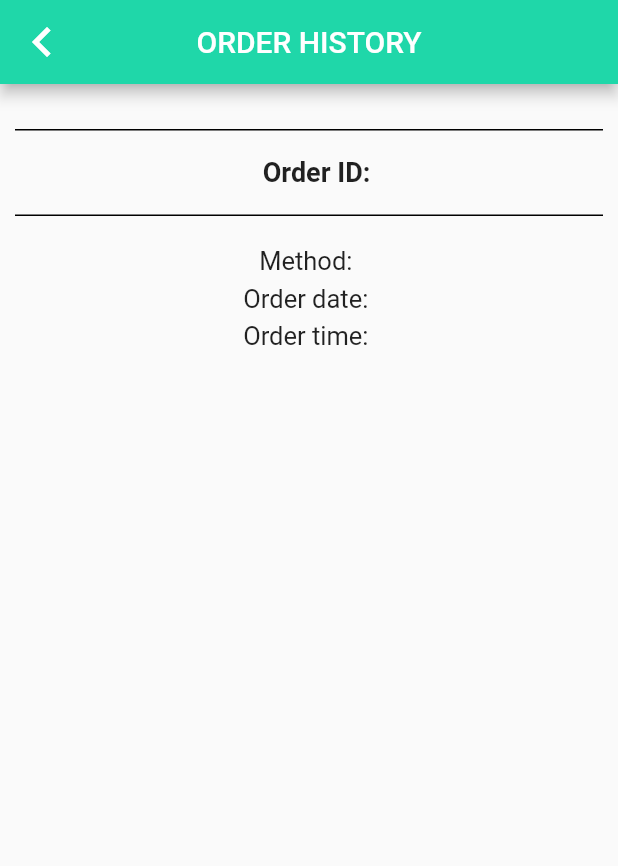
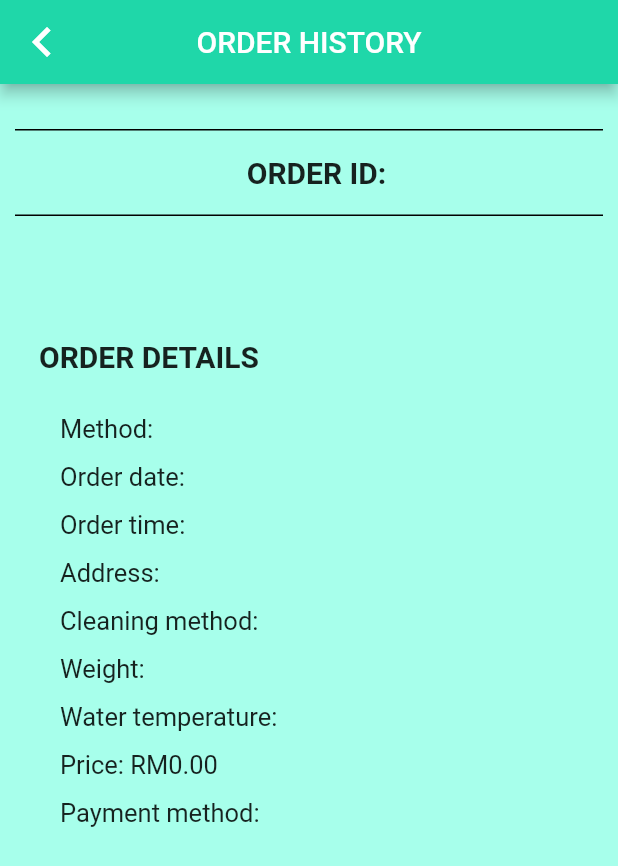
Before and after one commit to MAP-20212022-Yeoja-section1/SuperLaundry, a Flutter app: the ViewOrderHistoryBody screen opened directly with empty values, on a phone screen of 412 x 824 dp. Shown: the top 866 px of the screen. Run offline on Flutter 3.47's test engine with Material 2 defaults, Android fonts, the phone set to English and light mode, and no system bars; our stand-ins replace cloud_firestore, firebase_auth, firebase_core, flutter_native_splash, fluttertoast, get_it and 1 more; accounts and stored records are empty.

Commit message:
Super Laundy #18 #19 #20

```diff
--- a/lib/app/routes.dart
+++ b/lib/app/routes.dart
@@ -2,6 +2,7 @@ import 'package:flutter/material.dart';
 import 'package:superlaundry/ui/screens/home_customer/mainmenu_screen.dart';
 import 'package:superlaundry/ui/screens/home_deliveryman/mainmenuD_screen.dart';
 import 'package:superlaundry/ui/screens/home_manager/mainmenuM_screen.dart';
+import 'package:superlaundry/ui/screens/order_history/orderhistory_screen.dart';
 import '../ui/screens/home/home_screen.dart';
 import '../ui/screens/registration/registration_screen.dart';
 import '../ui/screens/login/login_screen.dart';
@@ -17,6 +18,7 @@ class Routes {
   static const String manRoute = '/manager_Home';
   static const String delRoute = '/deliveryman_Home';
   static const String addOrderRoute = '/add_order';
+  static const String orderHistoryRoute = '/order_history';
 
   static Route<dynamic>? createRoute(settings) {
     switch (settings.name) {
@@ -36,6 +38,8 @@ class Routes {
         return mainMenuDScreen.route();
       case addOrderRoute:
         return AddOrderScreen.route();
+      case orderHistoryRoute:
+        return OrderHistoryScreen.route();
     }
     return null;
   }
--- a/lib/app/service_locator.dart
+++ b/lib/app/service_locator.dart
@@ -14,7 +14,6 @@ import 'package:superlaundry/ui/screens/laundry_service/cleanmethod/viewCleanMet
 import 'package:superlaundry/ui/screens/laundry_service/deliverymethod/viewDeliveryMethod/deliveryser_viewmodel.dart';
 import 'package:superlaundry/ui/screens/laundry_service/washingmachine/viewWashingMachine/washingmachine_viewmodel.dart';
 import 'package:superlaundry/ui/screens/order_history/orderhistory_viewmodel.dart';
-import 'package:superlaundry/ui/screens/order_history/vieworderhistory/vieworderhistory_viewmodel.dart';
 import '../services/laundryservice/delivery_service.dart';
 import '../ui/screens/home/home_viewmodel.dart';
 import '../ui/screens/registration/registration_viewmodel.dart';
--- a/lib/models/order.dart
+++ /dev/null
@@ -1,33 +0,0 @@
-import 'package:cloud_firestore/cloud_firestore.dart';
-
-class OrderModel {
-  String orderId;
-  String date;
-  String method;
-  String userId;
-  String time;
-
-  OrderModel(
-      {this.userId = "",
-      this.orderId = "",
-      this.method = "",
-      this.date = "",
-      this.time = ""});
-
-  static OrderModel fromJson(Map<String, dynamic> json) => OrderModel(
-      orderId: json["orderId"],
-      method: json['method'],
-      date: json['date'],
-      userId: json['userId'],
-      time: json['time']);
-
-  Map<String, dynamic> toJson() {
-    return {
-      "orderId": orderId,
-      "method": method,
-      "date": date,
-      "userId": userId,
-      "time": time,
-    };
-  }
-}
--- a/lib/services/orderhistory/orderhistory_service.dart
+++ b/lib/services/orderhistory/orderhistory_service.dart
@@ -1,12 +1,13 @@
 import 'package:cloud_firestore/cloud_firestore.dart';
 import 'package:firebase_auth/firebase_auth.dart';
-import 'package:superlaundry/models/order.dart';
+// import 'package:superlaundry/models/order.dart';
+import 'package:superlaundry/models/orders.dart';
 // import 'package:superlaundry/models/user.dart';
 // import 'package:superlaundry/services/registration/login_service.dart';
 // import 'package:superlaundry/app/service_locator.dart';
 
 abstract class OrderHistoryService {
-  Stream<List<OrderModel>> readOrderHistory();
+  Stream<List<OrdersModel>> readOrderHistory();
   final String? uid;
   OrderHistoryService({this.uid});
   // Future<Map> getOrderDetails();
@@ -15,17 +16,18 @@ abstract class OrderHistoryService {
 class OrderHistoryServiceMock extends OrderHistoryService {
   // get order history list
   @override
-  Stream<List<OrderModel>> readOrderHistory() {
+  Stream<List<OrdersModel>> readOrderHistory() {
     final FirebaseAuth auth = FirebaseAuth.instance;
     final User? user = auth.currentUser;
     final uid = user!.uid;
 
     return FirebaseFirestore.instance
-        .collection('order')
+        .collection('orders')
         .where('userId', isEqualTo: uid)
+        .where('orderStatus', isEqualTo: 'COMPLETED')
         .snapshots()
         .map((snapshot) => snapshot.docs
-            .map((doc) => OrderModel.fromJson(doc.data()))
+            .map((doc) => OrdersModel.fromJson(doc.data()))
             .toList());
   }
 
--- a/lib/ui/screens/order_history/orderhistory_body.dart
+++ b/lib/ui/screens/order_history/orderhistory_body.dart
@@ -1,9 +1,9 @@
 import 'package:flutter/material.dart';
 import 'package:map_mvvm/map_mvvm.dart';
-import 'package:superlaundry/models/order.dart';
+import 'package:superlaundry/models/orders.dart';
 import 'package:superlaundry/ui/screens/order_history/orderhistory_viewmodel.dart';
-import 'package:superlaundry/ui/screens/order_history/vieworderhistory/vieworderhistory_body.dart';
-import 'package:superlaundry/ui/screens/order_history/vieworderhistory/vieworderhistory_screen.dart';
+import 'package:superlaundry/ui/screens/order_history/vieworderhistory_body.dart';
+// import 'package:superlaundry/ui/screens/order_history/vieworderhistory/vieworderhistory_screen.dart';
 import 'package:intl/intl.dart';
 
 class OrderHistoryBody extends StatefulWidget {
@@ -15,13 +15,13 @@ class OrderHistoryBody extends StatefulWidget {
 
 class _OrderHistoryBody extends State<OrderHistoryBody> {
   @override
-  Widget build(BuildContext Context) {
+  Widget build(BuildContext context) {
     return View<OrderHistoryViewModel>(
       shouldRebuild: false,
       builder: (_, viewmodel) => SingleChildScrollView(
         child: Column(
           children: [
-            StreamBuilder<List<OrderModel>>(
+            StreamBuilder<List<OrdersModel>>(
                 stream: viewmodel.readOrderHistory(),
                 builder: (context, snapshot) {
                   if (snapshot.hasData) {
--- a/lib/ui/screens/order_history/orderhistory_screen.dart
+++ b/lib/ui/screens/order_history/orderhistory_screen.dart
@@ -1,8 +1,8 @@
 import 'package:flutter/material.dart';
 import 'package:superlaundry/ui/screens/order_history/orderhistory_appbar.dart';
 import 'package:superlaundry/ui/screens/order_history/orderhistory_body.dart';
-import 'package:superlaundry/ui/screens/order_history/vieworderhistory/vieworderhistory_appbar.dart';
-import 'package:superlaundry/ui/screens/order_history/vieworderhistory/vieworderhistory_body.dart';
+// import 'package:superlaundry/ui/screens/order_history/vieworderhistory/vieworderhistory_appbar.dart';
+// import 'package:superlaundry/ui/screens/order_history/vieworderhistory/vieworderhistory_body.dart';
 import 'orderhistory_appbar.dart';
 
 class OrderHistoryScreen extends StatefulWidget {
--- a/lib/ui/screens/order_history/orderhistory_viewmodel.dart
+++ b/lib/ui/screens/order_history/orderhistory_viewmodel.dart
@@ -1,7 +1,7 @@
 import 'package:flutter/cupertino.dart';
 import 'package:map_mvvm/map_mvvm.dart';
 import 'package:map_mvvm/viewmodel.dart';
-import 'package:superlaundry/models/order.dart';
+import 'package:superlaundry/models/orders.dart';
 import 'package:superlaundry/services/orderhistory/orderhistory_service.dart';
 import 'package:superlaundry/services/registration/login_service.dart';
 import 'package:superlaundry/app/service_locator.dart';
@@ -19,7 +19,7 @@ class OrderHistoryViewModel extends Viewmodel {
     return _authService.getCurrentUID();
   }
 
-  Stream<List<OrderModel>> readOrderHistory() {
+  Stream<List<OrdersModel>> readOrderHistory() {
     return _orderHistoryService.readOrderHistory();
   }
 }
--- a/lib/ui/screens/order_history/vieworderhistory/vieworderhistory_body.dart
+++ /dev/null
@@ -1,130 +0,0 @@
-import 'package:cloud_firestore/cloud_firestore.dart';
-import 'package:flutter/material.dart';
-import 'package:flutter/src/foundation/key.dart';
-import 'package:flutter/src/widgets/framework.dart';
-import 'package:superlaundry/models/order.dart';
-import 'package:superlaundry/ui/screens/order_history/orderhistory_screen.dart';
-import 'package:superlaundry/ui/screens/order_history/orderhistory_viewmodel.dart';
-import 'package:superlaundry/ui/screens/order_history/vieworderhistory/vieworderhistory_viewmodel.dart';
-import 'package:map_mvvm/map_mvvm.dart';
-
-class ViewOrderHistoryBody extends StatefulWidget {
-  final OrderModel post;
-
-  ViewOrderHistoryBody({required this.post});
-
-  @override
-  ViewOrderHistoryBodyState createState() => ViewOrderHistoryBodyState();
-}
-
-class ViewOrderHistoryBodyState extends State<ViewOrderHistoryBody> {
-  @override
-  Widget build(BuildContext context) {
-    return View<OrderHistoryViewModel>(
-        shouldRebuild: false,
-        builder: (_, viewmodel) => Scaffold(
-              appBar: AppBar(
-                title: Text('ORDER HISTORY'),
-                leading: IconButton(
-                  onPressed: () {
-                    Navigator.push(
-                        context,
-                        MaterialPageRoute(
-                            builder: (context) => OrderHistoryScreen()));
-                  },
-                  icon: Icon(Icons.chevron_left_sharp),
-                  iconSize: 40.0,
-                ),
-                centerTitle: true,
-                backgroundColor: Color.fromARGB(255, 31, 215, 169),
-                foregroundColor: Colors.white,
-                actions: <Widget>[],
-              ),
-              body: Container(
-                // decoration: BoxDecoration(
-                //   color: Color.fromRGBO(167, 255, 235, 100),
-                // ),
-                child: SingleChildScrollView(
-                  child: Column(
-                    children: <Widget>[
-                      SizedBox(height: 30.0),
-                      const Divider(
-                        height: 1,
-                        thickness: 1,
-                        indent: 10,
-                        endIndent: 10,
-                        color: Colors.black,
-                      ),
-                      Padding(
-                        padding: const EdgeInsets.only(left: 10.0),
-                        child: ListTile(
-                          title: Text(
-                            "Order ID: " + widget.post.orderId,
-                            textAlign: TextAlign.center,
-                            style: TextStyle(
-                              fontSize: 18,
-                              fontWeight: FontWeight.bold,
-                            ),
-                          ),
-                        ),
-                      ),
-                      const Divider(
-                        height: 1,
-                        thickness: 1,
-                        indent: 10,
-                        endIndent: 10,
-                        color: Colors.black,
-                      ),
-                      SizedBox(height: 20.0),
-                      Text("Method: " + widget.post.method,
-                          style: TextStyle(
-                            fontSize: 17,
-                          )),
-                      SizedBox(height: 5.0),
-                      Text("Order date: " + widget.post.date,
-                          style: TextStyle(
-                            fontSize: 17,
-                          )),
-                      SizedBox(height: 5.0),
-                      Text("Order time: " + widget.post.time,
-                          style: TextStyle(
-                            fontSize: 17,
-                          )),
-                      SizedBox(height: 5.0),
-                      // Text("Delivery method: " + widget.post.deliveryMethod,
-                      //     style: TextStyle(
-                      //       fontSize: 17,
-                      //     )),
-                      // SizedBox(height: 5.0),
-                      // Text("Clean method: " + widget.post.cleanMethod,
-                      //     style: TextStyle(
-                      //       fontSize: 17,
-                      //     )),
-                      // SizedBox(height: 5.0),
-                      // Text(
-                      //     "Washing machine: " +
-                      //         widget.post.waterTemperature +
-                      //         widget.post.weight,
-                      //     style: TextStyle(
-                      //       fontSize: 17,
-                      //     )),
-                      // SizedBox(height: 15.0),
-                      // Text("Current status: " + widget.post.orderStatus,
-                      //     style: TextStyle(
-                      //       fontSize: 17,
-                      //     )),
-                      // SizedBox(height: 5.0),
-                      // Text("Status time: " + widget.post.statusTime,
-                      //     style: TextStyle(
-                      //       fontSize: 17,
-                      //     )),
-                      // SizedBox(height: 15.0),
-
-                      SizedBox(height: 15.0),
-                    ],
-                  ),
-                ),
-              ),
-            ));
-  }
-}
--- /dev/null
+++ b/lib/ui/screens/order_history/vieworderhistory_body.dart
@@ -0,0 +1,228 @@
+import 'package:cloud_firestore/cloud_firestore.dart';
+import 'package:flutter/material.dart';
+// import 'package:flutter/src/foundation/key.dart';
+// import 'package:flutter/src/widgets/framework.dart';
+import 'package:superlaundry/models/orders.dart';
+import 'package:superlaundry/ui/screens/order_history/orderhistory_screen.dart';
+import 'package:superlaundry/ui/screens/order_history/orderhistory_viewmodel.dart';
+// import 'package:superlaundry/ui/screens/order_history/vieworderhistory/vieworderhistory_viewmodel.dart';
+import 'package:map_mvvm/map_mvvm.dart';
+
+class ViewOrderHistoryBody extends StatefulWidget {
+  final OrdersModel post;
+
+  ViewOrderHistoryBody({required this.post});
+
+  @override
+  ViewOrderHistoryBodyState createState() => ViewOrderHistoryBodyState();
+}
+
+class ViewOrderHistoryBodyState extends State<ViewOrderHistoryBody> {
+  @override
+  Widget build(BuildContext context) {
+    return View<OrderHistoryViewModel>(
+        shouldRebuild: false,
+        builder: (_, viewmodel) => Scaffold(
+              appBar: AppBar(
+                title: Text('ORDER HISTORY'),
+                leading: IconButton(
+                  onPressed: () {
+                    Navigator.push(
+                        context,
+                        MaterialPageRoute(
+                            builder: (context) => OrderHistoryScreen()));
+                  },
+                  icon: Icon(Icons.chevron_left_sharp),
+                  iconSize: 40.0,
+                ),
+                centerTitle: true,
+                backgroundColor: Color.fromARGB(255, 31, 215, 169),
+                foregroundColor: Colors.white,
+                actions: <Widget>[],
+              ),
+              body: Container(
+                height: MediaQuery.of(context).size.height,
+                width: MediaQuery.of(context).size.width,
+                decoration: BoxDecoration(
+                  color: Color.fromRGBO(167, 255, 235, 100),
+                ),
+                child: SingleChildScrollView(
+                  child: Column(
+                    children: <Widget>[
+                      SizedBox(height: 30.0),
+                      const Divider(
+                        height: 1,
+                        thickness: 1,
+                        indent: 10,
+                        endIndent: 10,
+                        color: Colors.black,
+                      ),
+                      Padding(
+                        padding: const EdgeInsets.only(left: 10.0),
+                        child: ListTile(
+                          title: Text(
+                            "ORDER ID: " + widget.post.orderId,
+                            textAlign: TextAlign.center,
+                            style: TextStyle(
+                              fontSize: 20,
+                              fontWeight: FontWeight.bold,
+                            ),
+                          ),
+                        ),
+                      ),
+                      const Divider(
+                        height: 1,
+                        thickness: 1,
+                        indent: 10,
+                        endIndent: 10,
+                        color: Colors.black,
+                      ),
+                      Padding(
+                        padding: const EdgeInsets.only(left: 10.0, top: 10.0),
+                        child: ListTile(
+                          title: Text(
+                            widget.post.orderStatus,
+                            textAlign: TextAlign.center,
+                            style: TextStyle(
+                                fontSize: 25,
+                                fontWeight: FontWeight.bold,
+                                color: Color.fromARGB(156, 2, 56, 33)),
+                          ),
+                        ),
+                      ),
+                      Padding(
+                        padding: const EdgeInsets.only(left: 10.0),
+                        child: ListTile(
+                          title: Text(
+                            "ORDER DETAILS",
+                            style: TextStyle(
+                                fontSize: 20, fontWeight: FontWeight.bold),
+                          ),
+                        ),
+                      ),
+                      SizedBox(height: 10.0),
+                      Row(
+                        children: [
+                          Padding(
+                            padding: const EdgeInsets.only(left: 40.0),
+                            child: Text("Method: " + widget.post.deliveryMethod,
+                                style: TextStyle(
+                                  fontSize: 17,
+                                )),
+                          ),
+                        ],
+                      ),
+                      SizedBox(height: 12.0),
+                      Row(
+                        children: [
+                          Padding(
+                            padding: const EdgeInsets.only(left: 40.0),
+                            child: Text("Order date: " + widget.post.date,
+                                style: TextStyle(
+                                  fontSize: 17,
+                                )),
+                          ),
+                        ],
+                      ),
+                      SizedBox(height: 12.0),
+                      Row(
+                        children: [
+                          Padding(
+                            padding: const EdgeInsets.only(left: 40.0),
+                            child: Text("Order time: " + widget.post.time,
+                                style: TextStyle(
+                                  fontSize: 17,
+                                )),
+                          ),
+                        ],
+                      ),
+                      SizedBox(height: 12.0),
+                      Row(
+                        children: [
+                          Expanded(
+                            child: Padding(
+                              padding: const EdgeInsets.only(left: 40.0),
+                              child: Text("Address: " + widget.post.address,
+                                  maxLines: 3,
+                                  style: TextStyle(
+                                    fontSize: 17,
+                                  )),
+                            ),
+                          ),
+                        ],
+                      ),
+                      SizedBox(height: 12.0),
+                      Row(
+                        children: [
+                          Padding(
+                            padding: const EdgeInsets.only(left: 40.0),
+                            child: Text(
+                                "Cleaning method: " + widget.post.cleanMethod,
+                                style: TextStyle(
+                                  fontSize: 17,
+                                )),
+                          ),
+                        ],
+                      ),
+                      SizedBox(height: 12.0),
+                      Row(
+                        children: [
+                          Padding(
+                            padding: const EdgeInsets.only(left: 40.0),
+                            child: Text("Weight: " + widget.post.weight,
+                                style: TextStyle(
+                                  fontSize: 17,
+                                )),
+                          ),
+                        ],
+                      ),
+                      SizedBox(height: 12.0),
+                      Row(
+                        children: [
+                          Padding(
+                            padding: const EdgeInsets.only(left: 40.0),
+                            child: Text(
+                                "Water temperature: " +
+                                    widget.post.waterTemperature,
+                                style: TextStyle(
+                                  fontSize: 17,
+                                )),
+                          ),
+                        ],
+                      ),
+                      SizedBox(height: 12.0),
+                      Row(
+                        children: [
+                          Padding(
+                            padding: const EdgeInsets.only(left: 40.0),
+                            child: Text(
+                                "Price: " +
+                                    "RM" +
+                                    widget.post.totalPrice.toStringAsFixed(2),
+                                style: TextStyle(
+                                  fontSize: 17,
+                                )),
+                          ),
+                        ],
+                      ),
+                      SizedBox(height: 12.0),
+                      Row(
+                        children: [
+                          Padding(
+                            padding: const EdgeInsets.only(left: 40.0),
+                            child: Text(
+                                "Payment method: " + widget.post.paymentMethod,
+                                style: TextStyle(
+                                  fontSize: 17,
+                                )),
+                          ),
+                        ],
+                      ),
+                      SizedBox(height: 15.0),
+                    ],
+                  ),
+                ),
+              ),
+            ));
+  }
+}
```
Also changed, not shown: lib/ui/screens/order_history/vieworderhistory/vieworderhistory_appbar.dart (deleted, +0 -31 lines), lib/ui/screens/order_history/vieworderhistory/vieworderhistory_screen.dart (deleted, +0 -27 lines), lib/ui/screens/order_history/vieworderhistory/vieworderhistory_viewmodel.dart (deleted, +0 -24 lines).
